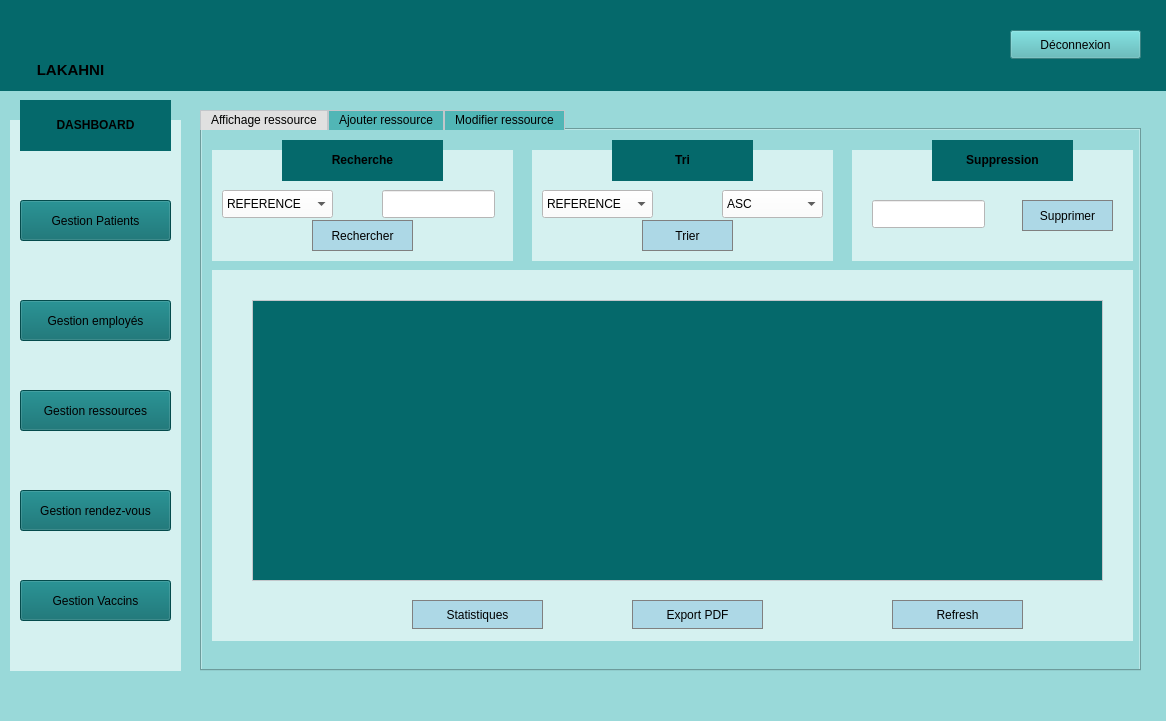
Above: interface/mainwindow.ui from hamzaoui45/projetc- before the change. Below: the same form after it.
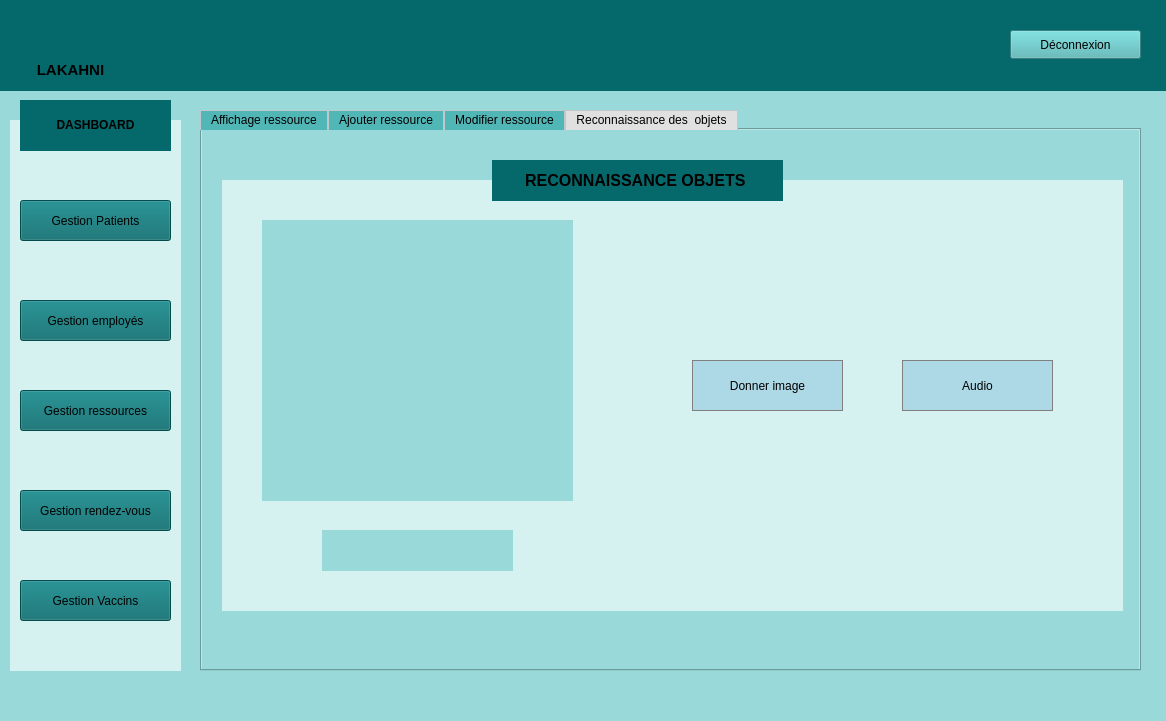
That is the form after the change. Icons and pictures are not drawn.

Diff of the .ui file:
```diff
--- a/interface/mainwindow.ui
+++ b/interface/mainwindow.ui
@@ -238,7 +238,7 @@
 </string>
     </property>
     <property name="currentIndex">
-     <number>0</number>
+     <number>3</number>
     </property>
     <widget class="QWidget" name="tab">
      <attribute name="title">
@@ -391,7 +391,7 @@
      <widget class="QPushButton" name="export_pdf">
       <property name="geometry">
        <rect>
-        <x>430</x>
+        <x>420</x>
         <y>470</y>
         <width>131</width>
         <height>29</height>
@@ -417,7 +417,7 @@
      <widget class="QPushButton" name="pushButton_11">
       <property name="geometry">
        <rect>
-        <x>210</x>
+        <x>160</x>
         <y>470</y>
         <width>131</width>
         <height>29</height>
@@ -1265,6 +1265,141 @@
       </property>
      </widget>
     </widget>
+    <widget class="QWidget" name="tab_ia">
+     <attribute name="title">
+      <string>Reconnaissance des  objets</string>
+     </attribute>
+     <widget class="QLabel" name="label_17">
+      <property name="geometry">
+       <rect>
+        <x>290</x>
+        <y>30</y>
+        <width>291</width>
+        <height>41</height>
+       </rect>
+      </property>
+      <property name="styleSheet">
+       <string notr="true">background-color: rgb(5, 105, 107);</string>
+      </property>
+      <property name="text">
+       <string>&lt;html&gt;&lt;head/&gt;&lt;body&gt;&lt;p align=&quot;center&quot;&gt;&lt;span style=&quot; font-size:12pt; font-weight:700;&quot;&gt;RECONNAISSANCE OBJETS &lt;/span&gt;&lt;/p&gt;&lt;/body&gt;&lt;/html&gt;</string>
+      </property>
+     </widget>
+     <widget class="QLabel" name="label_11">
+      <property name="geometry">
+       <rect>
+        <x>20</x>
+        <y>50</y>
+        <width>901</width>
+        <height>431</height>
+       </rect>
+      </property>
+      <property name="styleSheet">
+       <string notr="true">background-color: rgb(213, 241, 240);</string>
+      </property>
+      <property name="text">
+       <string/>
+      </property>
+     </widget>
+     <widget class="QPushButton" name="pushButton">
+      <property name="geometry">
+       <rect>
+        <x>490</x>
+        <y>230</y>
+        <width>151</width>
+        <height>51</height>
+       </rect>
+      </property>
+      <property name="styleSheet">
+       <string notr="true">QPushButton {
+    background-color: lightblue; /* Couleur de fond par défaut */
+    color: black; /* Couleur du texte par défaut */
+    border: 1px solid gray; /* Bordure par défaut */
+    padding: 5px; /* Marge interne par défaut */
+}
+
+QPushButton:hover {
+    background-color: rgb(5, 105, 107); /* Couleur de fond lorsque la souris est dessus */
+    color: white; /* Couleur du texte lorsque la souris est dessus */
+}
+</string>
+      </property>
+      <property name="text">
+       <string>Donner image</string>
+      </property>
+     </widget>
+     <widget class="QLabel" name="imageLabel">
+      <property name="geometry">
+       <rect>
+        <x>60</x>
+        <y>90</y>
+        <width>311</width>
+        <height>281</height>
+       </rect>
+      </property>
+      <property name="sizePolicy">
+       <sizepolicy hsizetype="Expanding" vsizetype="Expanding">
+        <horstretch>0</horstretch>
+        <verstretch>0</verstretch>
+       </sizepolicy>
+      </property>
+      <property name="text">
+       <string/>
+      </property>
+      <property name="scaledContents">
+       <bool>true</bool>
+      </property>
+     </widget>
+     <widget class="QPushButton" name="playAudioButton">
+      <property name="geometry">
+       <rect>
+        <x>700</x>
+        <y>230</y>
+        <width>151</width>
+        <height>51</height>
+       </rect>
+      </property>
+      <property name="styleSheet">
+       <string notr="true">QPushButton {
+    background-color: lightblue; /* Couleur de fond par défaut */
+    color: black; /* Couleur du texte par défaut */
+    border: 1px solid gray; /* Bordure par défaut */
+    padding: 5px; /* Marge interne par défaut */
+}
+
+QPushButton:hover {
+    background-color: rgb(5, 105, 107); /* Couleur de fond lorsque la souris est dessus */
+    color: white; /* Couleur du texte lorsque la souris est dessus */
+}
+</string>
+      </property>
+      <property name="text">
+       <string>Audio</string>
+      </property>
+     </widget>
+     <widget class="QLabel" name="equipmentLabel">
+      <property name="geometry">
+       <rect>
+        <x>120</x>
+        <y>400</y>
+        <width>191</width>
+        <height>41</height>
+       </rect>
+      </property>
+      <property name="styleSheet">
+       <string notr="true">color: black;</string>
+      </property>
+      <property name="text">
+       <string/>
+      </property>
+     </widget>
+     <zorder>label_11</zorder>
+     <zorder>label_17</zorder>
+     <zorder>pushButton</zorder>
+     <zorder>imageLabel</zorder>
+     <zorder>playAudioButton</zorder>
+     <zorder>equipmentLabel</zorder>
+    </widget>
    </widget>
    <zorder>label</zorder>
    <zorder>label_2</zorder>
```
Left out of the diff: 2 changed lines with no effect on the pictures.
